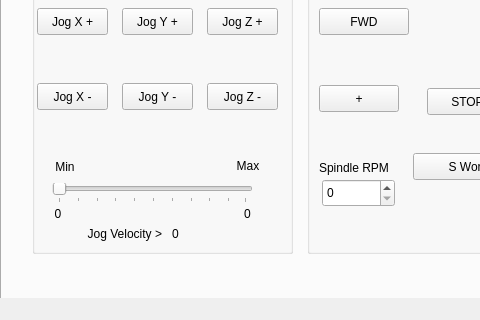
This is examples/rpi_mill_3/rpi_mill_3.ui in jethornton/flexgui as Qt 5 draws it before an edit; both pictures show x 0 to 480 and y 160 to 480 of the 800 by 480 pixel window. The edited form follows.
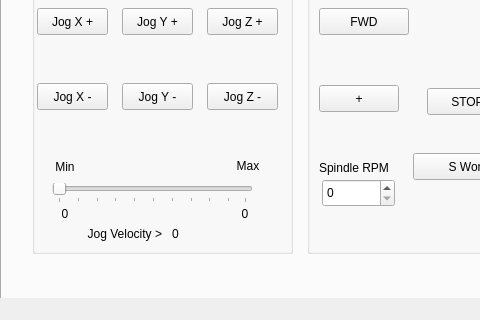
This is the edited form. The open tabs and pages were chosen to show the change.

Commit message: 07/26/2025 update examples for velocity label change

The edit to the form file:
```diff
--- a/examples/rpi_mill_3/rpi_mill_3.ui
+++ b/examples/rpi_mill_3/rpi_mill_3.ui
@@ -2395,7 +2395,7 @@
         <rect>
          <x>10</x>
          <y>265</y>
-         <width>32</width>
+         <width>46</width>
          <height>21</height>
         </rect>
        </property>
@@ -2409,9 +2409,9 @@
       <widget class="QLabel" name="max_jog_vel_lb">
        <property name="geometry">
         <rect>
-         <x>200</x>
+         <x>190</x>
          <y>265</y>
-         <width>31</width>
+         <width>46</width>
          <height>21</height>
         </rect>
        </property>
```
Left out of the diff: 4 changed lines with no effect on the pictures. The commit also changes 4 other files.
